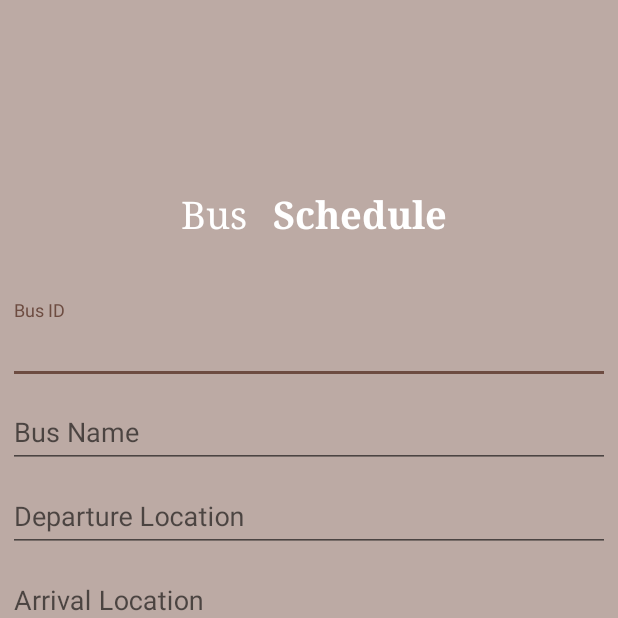
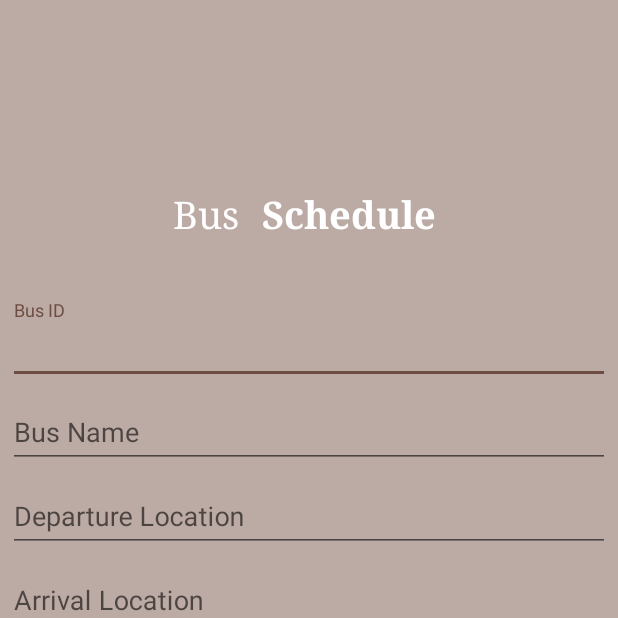
Before and after one commit to Farhandroid/BusManagementSystem_DBChanged, an Android app: the AddBusScheDuleActivity screen opened directly, with no data from a screen before it, on a phone screen of 412 x 824 dp, the top half of it. Run offline under Robolectric (Android 15) with nearby library versions, the phone set to English and light mode, and no system bars; libraries missing offline, so code that uses them is left out: com.sdsmdg.tastytoast.

```diff
--- a/app/src/main/java/tanvir/busmanagementsystem/AdminActivity.java
+++ b/app/src/main/java/tanvir/busmanagementsystem/AdminActivity.java
@@ -11,6 +11,7 @@ import android.widget.ArrayAdapter;
 import android.widget.AutoCompleteTextView;
 import android.widget.DatePicker;
 import android.widget.EditText;
+import android.widget.Toast;
 
 import com.sdsmdg.tastytoast.TastyToast;
 
@@ -112,7 +113,9 @@ public class AdminActivity extends AppCompatActivity {
 
         Intent intent = new Intent(this, BustListAV.class);
 
-        if (fromLocationET.getText().toString().length()>0 && toLocationET.getText().toString().length()>0 && selectDate.getText().toString().length()>0)
+        //Toast.makeText(this, "Select date : "+selectDate.getText().toString(), Toast.LENGTH_SHORT).show();
+
+        if (fromLocationET.getText().toString().length()>0 && toLocationET.getText().toString().length()>0 && selectDate.getText().toString().length()>0 && selectDate.getText().toString().contains("/") )
         {
             SharedPreferences.Editor editor = getSharedPreferences("bus_data",MODE_PRIVATE).edit();
 
--- a/app/src/main/java/tanvir/busmanagementsystem/MainActivity.java
+++ b/app/src/main/java/tanvir/busmanagementsystem/MainActivity.java
@@ -147,7 +147,7 @@ public class MainActivity extends AppCompatActivity {
         String fromLocation = fromLocationET.getText().toString();
         String selectJourneyDate=selectJourneyDateET.getText().toString();
 
-        if (toLocation.length()>0 && fromLocation.length()>0&& selectJourneyDate.length()>0)
+        if (toLocation.length()>0 && fromLocation.length()>0&& selectJourneyDate.length()>0 && selectJourneyDate.contains("/"))
         {
             if (toLocation.equals(fromLocation))
             {
--- a/app/src/main/java/tanvir/busmanagementsystem/RecyclerAdapter/RecyclerAdapterForBusList.java
+++ b/app/src/main/java/tanvir/busmanagementsystem/RecyclerAdapter/RecyclerAdapterForBusList.java
@@ -111,9 +111,9 @@ public class RecyclerAdapterForBusList extends RecyclerView.Adapter<RecyclerAdap
 
                    if (logged.contains("yes"))
                    {
-                       SharedPreferences.Editor editor2 = context.getSharedPreferences("fromAdmin?",MODE_PRIVATE).edit();
+                       /*SharedPreferences.Editor editor2 = context.getSharedPreferences("fromAdmin?",MODE_PRIVATE).edit();
                        editor2.putString("fromAdmin?","no");
-                       editor2.apply();
+                       editor2.apply();*/
 
 
                        View dialogView;
--- a/app/src/main/res/layout/activity_add_bus_sche_dule.xml
+++ b/app/src/main/res/layout/activity_add_bus_sche_dule.xml
@@ -23,7 +23,7 @@
 
             <TextView
                 android:fontFamily="serif"
-                android:layout_marginLeft="115dp"
+                android:layout_marginLeft="110dp"
                 android:layout_marginTop="120dp"
                 android:textColor="#FFFFFF"
                 android:textSize="25sp"
@@ -35,7 +35,7 @@
             <TextView
                 android:fontFamily="serif"
                 android:textStyle="bold"
-                android:layout_marginLeft="4dp"
+                android:layout_marginLeft="2dp"
                 android:layout_marginTop="120dp"
                 android:textColor="#FFFFFF"
                 android:textSize="25sp"
```
Also changed, not shown: app/src/main/java/tanvir/busmanagementsystem/BuyTicket.java (+13 -2 lines), app/src/main/java/tanvir/busmanagementsystem/RecyclerAdapter/RecyclerAdapterToShowSeatList.java (+24 -17 lines).
